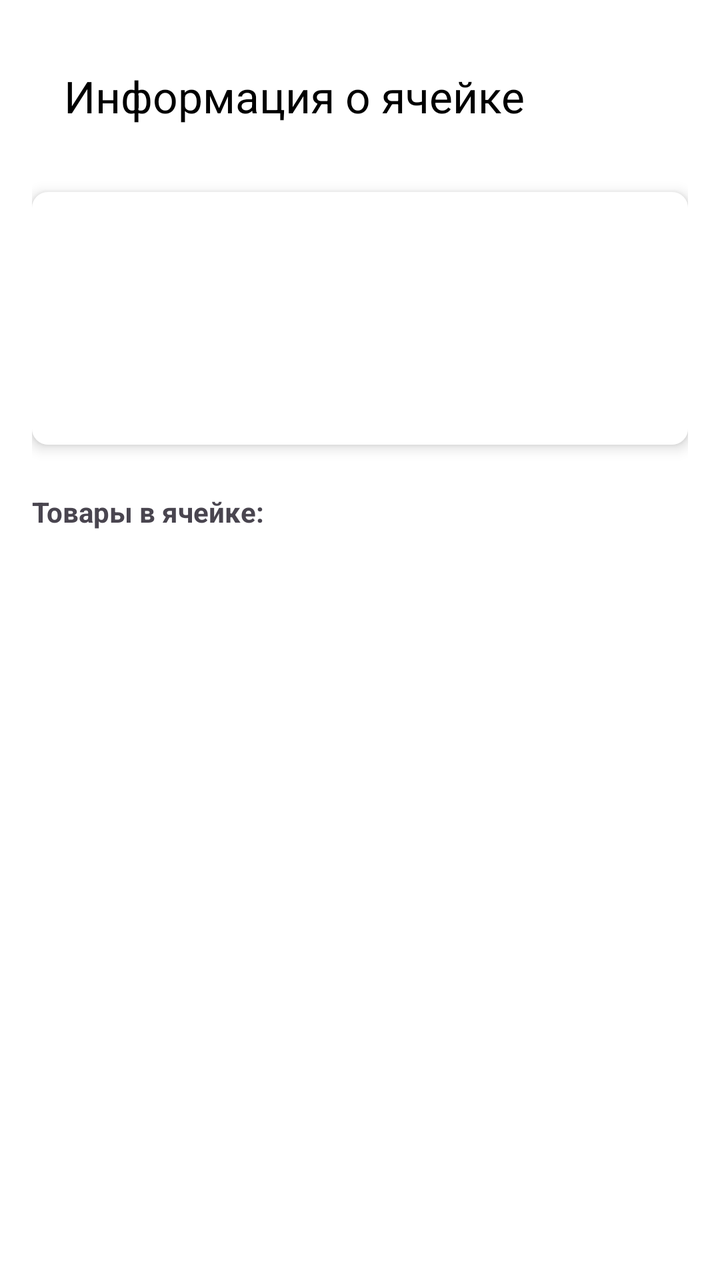
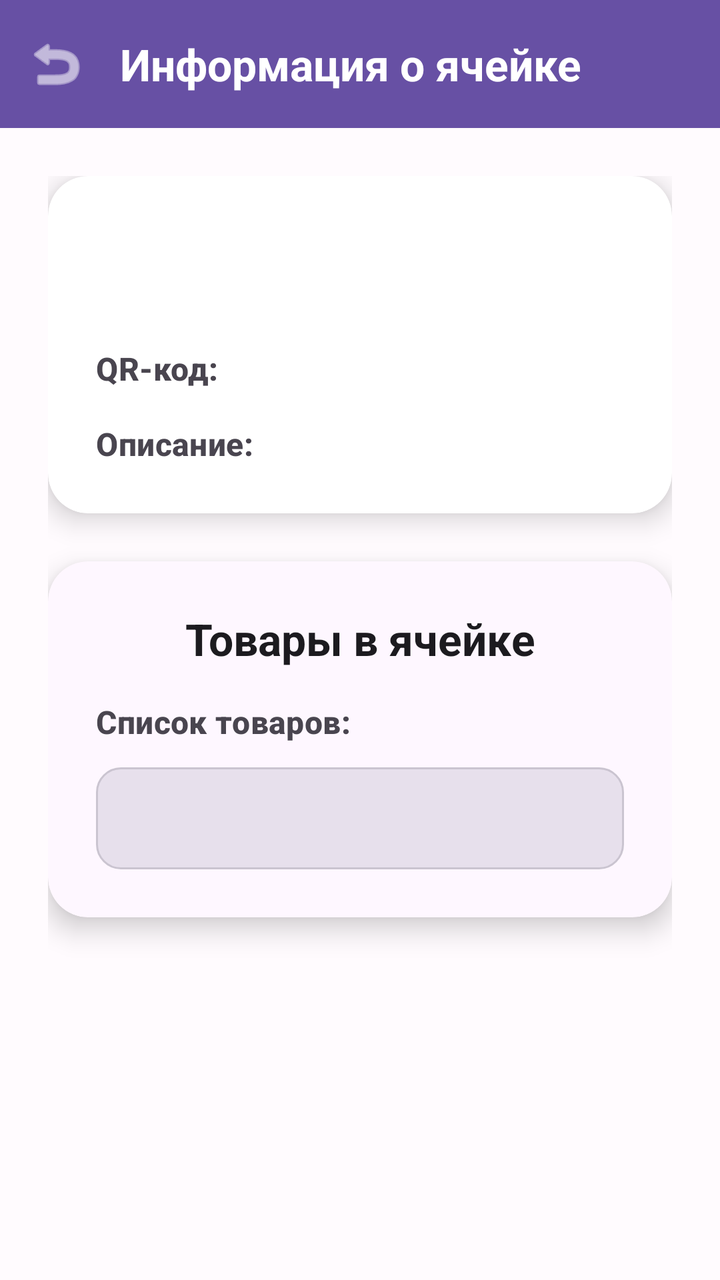

Two renders of the same Android screen: before a commit and after it. Below are the layout's source before the change and the commit's diff.
<!-- AndroidManifest.xml: application theme AppTheme -->
<!-- res/layout/activity_cell_details.xml -->
<?xml version="1.0" encoding="utf-8"?>
<androidx.constraintlayout.widget.ConstraintLayout xmlns:android="http://schemas.android.com/apk/res/android"
    xmlns:app="http://schemas.android.com/apk/res-auto"
    android:layout_width="match_parent"
    android:layout_height="match_parent"
    android:padding="16dp">

    <com.google.android.material.appbar.MaterialToolbar
        android:id="@+id/toolbar"
        android:layout_width="match_parent"
        android:layout_height="?attr/actionBarSize"
        app:title="Информация о ячейке"
        app:layout_constraintTop_toTopOf="parent"
        app:layout_constraintStart_toStartOf="parent"
        app:layout_constraintEnd_toEndOf="parent" />

    <androidx.cardview.widget.CardView
        android:id="@+id/cellCard"
        android:layout_width="match_parent"
        android:layout_height="wrap_content"
        android:layout_marginTop="16dp"
        app:cardCornerRadius="8dp"
        app:cardElevation="4dp"
        app:layout_constraintTop_toBottomOf="@id/toolbar"
        app:layout_constraintStart_toStartOf="parent"
        app:layout_constraintEnd_toEndOf="parent">

        <LinearLayout
            android:layout_width="match_parent"
            android:layout_height="wrap_content"
            android:orientation="vertical"
            android:padding="16dp">

            <TextView
                android:id="@+id/cellName"
                android:layout_width="match_parent"
                android:layout_height="wrap_content"
                android:textSize="24sp"
                android:textStyle="bold" />

            <TextView
                android:id="@+id/cellQrCode"
                android:layout_width="match_parent"
                android:layout_height="wrap_content"
                android:layout_marginTop="8dp" />

            <TextView
                android:id="@+id/cellDescription"
                android:layout_width="match_parent"
                android:layout_height="wrap_content"
                android:layout_marginTop="16dp" />
        </LinearLayout>
    </androidx.cardview.widget.CardView>

    <TextView
        android:id="@+id/productsLabel"
        android:layout_width="match_parent"
        android:layout_height="wrap_content"
        android:text="Товары в ячейке:"
        android:textStyle="bold"
        android:layout_marginTop="24dp"
        app:layout_constraintTop_toBottomOf="@id/cellCard"
        app:layout_constraintStart_toStartOf="parent"
        app:layout_constraintEnd_toEndOf="parent" />

    <TextView
        android:id="@+id/productsInCell"
        android:layout_width="match_parent"
        android:layout_height="wrap_content"
        android:layout_marginTop="8dp"
        app:layout_constraintTop_toBottomOf="@id/productsLabel"
        app:layout_constraintStart_toStartOf="parent"
        app:layout_constraintEnd_toEndOf="parent" />
</androidx.constraintlayout.widget.ConstraintLayout>
<!-- resources referenced by this layout -->
<resources>
  <style name="AppTheme" parent="Theme.Material3.Light.NoActionBar">
          <item name="colorPrimary">@color/primary</item>
          <item name="colorPrimaryVariant">@color/primary_variant</item>
          <item name="colorOnPrimary">@color/on_primary</item>
          <item name="colorSecondary">@color/secondary</item>
          <item name="colorOnSecondary">@color/on_secondary</item>
          <item name="colorError">@color/error</item>
  
          <item name="android:background">@color/background</item>
          <item name="backgroundColor">@color/background</item>
          <item name="colorSurface">@color/surface</item>
          <item name="colorOnSurface">@color/on_surface</item>
  
          <item name="android:textColorPrimary">@color/on_surface</item>
          <item name="android:textColorSecondary">@color/text_secondary</item>
  
          <item name="materialButtonStyle">@style/AppButtonStyle</item>
          <item name="cardViewStyle">@style/AppCardViewStyle</item>
          <item name="textInputStyle">@style/AppTextInputStyle</item>
  
          <item name="colorAccent">@color/secondary</item>
      </style>
  <color name="primary">#4CAF50</color>
  <color name="primary_variant">#388E3C</color>
  <color name="on_primary">#000000</color>
  <color name="secondary">#4CAF50</color>
  <color name="on_secondary">#000000</color>
  <color name="error">#D32F2F</color>
  <color name="background">#FFFFFF</color>
  <color name="surface">#FFFFFF</color>
  <color name="on_surface">#000000</color>
  <color name="text_secondary">#000000</color>
  <style name="AppButtonStyle" parent="Widget.Material3.Button">
          <item name="backgroundTint">@color/button_background</item>
          <item name="android:textColor">@color/button_text</item>
          <item name="rippleColor">@color/secondary</item>
          <item name="android:padding">12dp</item>
          <item name="cornerRadius">8dp</item>
      </style>
  <style name="AppCardViewStyle" parent="Widget.MaterialComponents.CardView">
          <item name="cardBackgroundColor">@color/card_background</item>
          <item name="cardElevation">4dp</item>
          <item name="cardCornerRadius">8dp</item>
      </style>
  <style name="AppTextInputStyle" parent="Widget.Material3.TextInputLayout.FilledBox">
          <item name="boxBackgroundColor">@color/surface</item>
          <item name="android:textColor">@color/on_surface</item>
          <item name="hintTextColor">@color/text_secondary</item>
          <item name="boxStrokeColor">@color/secondary</item>
          <item name="android:textColorHint">@color/text_secondary</item>
      </style>
  <color name="button_background">#4CAF50</color>
  <color name="button_text">#000000</color>
  <color name="card_background">#F5F5F5</color>
</resources>

<!-- the commit's change to res/layout/activity_cell_details.xml (unified diff, before → after) -->
@@ -1,74 +1,171 @@
 <?xml version="1.0" encoding="utf-8"?>
-<androidx.constraintlayout.widget.ConstraintLayout xmlns:android="http://schemas.android.com/apk/res/android"
+<androidx.coordinatorlayout.widget.CoordinatorLayout xmlns:android="http://schemas.android.com/apk/res/android"
     xmlns:app="http://schemas.android.com/apk/res-auto"
     android:layout_width="match_parent"
     android:layout_height="match_parent"
-    android:padding="16dp">
+    android:background="@color/background">
 
-    <com.google.android.material.appbar.MaterialToolbar
-        android:id="@+id/toolbar"
-        android:layout_width="match_parent"
-        android:layout_height="?attr/actionBarSize"
-        app:title="Информация о ячейке"
-        app:layout_constraintTop_toTopOf="parent"
-        app:layout_constraintStart_toStartOf="parent"
-        app:layout_constraintEnd_toEndOf="parent" />
-
-    <androidx.cardview.widget.CardView
-        android:id="@+id/cellCard"
+    
+    <com.google.android.material.appbar.AppBarLayout
         android:layout_width="match_parent"
         android:layout_height="wrap_content"
-        android:layout_marginTop="16dp"
-        app:cardCornerRadius="8dp"
-        app:cardElevation="4dp"
-        app:layout_constraintTop_toBottomOf="@id/toolbar"
-        app:layout_constraintStart_toStartOf="parent"
-        app:layout_constraintEnd_toEndOf="parent">
+        android:background="@color/primary"
+        app:elevation="0dp">
+
+        <com.google.android.material.appbar.MaterialToolbar
+            android:id="@+id/toolbar"
+            android:layout_width="match_parent"
+            android:layout_height="?attr/actionBarSize"
+            app:title="@string/cell_details_title"
+            app:titleTextColor="@color/on_primary"
+            app:titleTextAppearance="@style/TextAppearance.App.TitleLarge"
+            app:navigationIcon="@android:drawable/ic_menu_revert"
+            app:navigationIconTint="@color/on_primary" />
+
+    </com.google.android.material.appbar.AppBarLayout>
+
+    
+    <androidx.core.widget.NestedScrollView
+        android:layout_width="match_parent"
+        android:layout_height="match_parent"
+        app:layout_behavior="@string/appbar_scrolling_view_behavior">
 
         <LinearLayout
             android:layout_width="match_parent"
             android:layout_height="wrap_content"
             android:orientation="vertical"
-            android:padding="16dp">
+            android:padding="24dp">
 
-            <TextView
-                android:id="@+id/cellName"
+            
+            <androidx.cardview.widget.CardView
+                android:id="@+id/cellCard"
                 android:layout_width="match_parent"
                 android:layout_height="wrap_content"
-                android:textSize="24sp"
-                android:textStyle="bold" />
+                android:layout_marginBottom="24dp"
+                app:cardBackgroundColor="@color/card_background"
+                app:cardCornerRadius="20dp"
+                app:cardElevation="8dp">
 
-            <TextView
-                android:id="@+id/cellQrCode"
+                <LinearLayout
+                    android:layout_width="match_parent"
+                    android:layout_height="wrap_content"
+                    android:orientation="vertical"
+                    android:padding="24dp">
+
+                    
+                    <TextView
+                        android:id="@+id/cellName"
+                        android:layout_width="match_parent"
+                        android:layout_height="wrap_content"
+                        android:textAppearance="@style/TextAppearance.App.HeadlineMedium"
+                        android:textColor="@color/text_primary"
+                        android:textAlignment="center"
+                        android:layout_marginBottom="24dp" />
+
+                    
+                    <LinearLayout
+                        android:layout_width="match_parent"
+                        android:layout_height="wrap_content"
+                        android:orientation="vertical">
+
+                        
+                        <LinearLayout
+                            android:layout_width="match_parent"
+                            android:layout_height="wrap_content"
+                            android:orientation="horizontal"
+                            android:layout_marginBottom="16dp">
+
+                            <TextView
+                                android:layout_width="wrap_content"
+                                android:layout_height="wrap_content"
+                                android:text="@string/cell_qr_label"
+                                android:textAppearance="@style/TextAppearance.App.TitleMedium"
+                                android:textColor="@color/text_secondary" />
+
+                            <TextView
+                                android:id="@+id/cellQrCode"
+                                android:layout_width="0dp"
+                                android:layout_height="wrap_content"
+                                android:layout_weight="1"
+                                android:textAppearance="@style/TextAppearance.App.BodyLarge"
+                                android:textColor="@color/text_primary"
+                                android:fontFamily="monospace" />
+
+                        </LinearLayout>
+
+                        
+                        <LinearLayout
+                            android:layout_width="match_parent"
+                            android:layout_height="wrap_content"
+                            android:orientation="horizontal">
+
+                            <TextView
+                                android:layout_width="wrap_content"
+                                android:layout_height="wrap_content"
+                                android:text="@string/cell_description_label"
+                                android:textAppearance="@style/TextAppearance.App.TitleMedium"
+                                android:textColor="@color/text_secondary" />
+
+                            <TextView
+                                android:id="@+id/cellDescription"
+                                android:layout_width="0dp"
+                                android:layout_height="wrap_content"
+                                android:layout_weight="1"
+                                android:textAppearance="@style/TextAppearance.App.BodyMedium"
+                                android:textColor="@color/text_secondary" />
+
+                        </LinearLayout>
+
+                    </LinearLayout>
+
+                </LinearLayout>
+            </androidx.cardview.widget.CardView>
+
+            
+            <androidx.cardview.widget.CardView
                 android:layout_width="match_parent"
                 android:layout_height="wrap_content"
-                android:layout_marginTop="8dp" />
+                android:layout_marginBottom="24dp"
+                app:cardBackgroundColor="@color/card_surface"
+                app:cardCornerRadius="20dp"
+                app:cardElevation="8dp">
 
-            <TextView
-                android:id="@+id/cellDescription"
-                android:layout_width="match_parent"
-                android:layout_height="wrap_content"
-                android:layout_marginTop="16dp" />
+                <LinearLayout
+                    android:layout_width="match_parent"
+                    android:layout_height="wrap_content"
+                    android:orientation="vertical"
+                    android:padding="24dp">
+
+                    <TextView
+                        android:layout_width="match_parent"
+                        android:layout_height="wrap_content"
+                        android:text="@string/products_in_cell_title"
+                        android:textAppearance="@style/TextAppearance.App.TitleLarge"
+                        android:textAlignment="center"
+                        android:layout_marginBottom="16dp" />
+
+                    <TextView
+                        android:id="@+id/productsLabel"
+                        android:layout_width="match_parent"
+                        android:layout_height="wrap_content"
+                        android:text="@string/products_list_label"
+                        android:textAppearance="@style/TextAppearance.App.TitleMedium"
+                        android:textColor="@color/text_secondary"
+                        android:layout_marginBottom="12dp" />
+
+                    <TextView
+                        android:id="@+id/productsInCell"
+                        android:layout_width="match_parent"
+                        android:layout_height="wrap_content"
+                        android:textAppearance="@style/TextAppearance.App.BodyMedium"
+                        android:textColor="@color/text_primary"
+                        android:background="@drawable/products_background"
+                        android:padding="16dp" />
+
+                </LinearLayout>
+            </androidx.cardview.widget.CardView>
+
         </LinearLayout>
-    </androidx.cardview.widget.CardView>
+    </androidx.core.widget.NestedScrollView>
 
-    <TextView
-        android:id="@+id/productsLabel"
-        android:layout_width="match_parent"
-        android:layout_height="wrap_content"
-        android:text="Товары в ячейке:"
-        android:textStyle="bold"
-        android:layout_marginTop="24dp"
-        app:layout_constraintTop_toBottomOf="@id/cellCard"
-        app:layout_constraintStart_toStartOf="parent"
-        app:layout_constraintEnd_toEndOf="parent" />
-
-    <TextView
-        android:id="@+id/productsInCell"
-        android:layout_width="match_parent"
-        android:layout_height="wrap_content"
-        android:layout_marginTop="8dp"
-        app:layout_constraintTop_toBottomOf="@id/productsLabel"
-        app:layout_constraintStart_toStartOf="parent"
-        app:layout_constraintEnd_toEndOf="parent" />
-</androidx.constraintlayout.widget.ConstraintLayout>
+</androidx.coordinatorlayout.widget.CoordinatorLayout>
<!-- resource entries referenced after the edit -->
@@ -1,58 +1,136 @@
 <!-- resources referenced by this layout -->
 <resources>
   <style name="AppTheme" parent="Theme.Material3.Light.NoActionBar">
+          
           <item name="colorPrimary">@color/primary</item>
           <item name="colorPrimaryVariant">@color/primary_variant</item>
           <item name="colorOnPrimary">@color/on_primary</item>
+          
+          
           <item name="colorSecondary">@color/secondary</item>
           <item name="colorOnSecondary">@color/on_secondary</item>
-          <item name="colorError">@color/error</item>
-  
-          <item name="android:background">@color/background</item>
-          <item name="backgroundColor">@color/background</item>
+          
+          
+          <item name="colorTertiary">@color/tertiary</item>
+          <item name="colorOnTertiary">@color/on_tertiary</item>
+          
+          
+          <item name="android:colorBackground">@color/background</item>
           <item name="colorSurface">@color/surface</item>
           <item name="colorOnSurface">@color/on_surface</item>
-  
-          <item name="android:textColorPrimary">@color/on_surface</item>
+          <item name="colorSurfaceVariant">@color/surface_variant</item>
+          <item name="colorOnSurfaceVariant">@color/on_surface_variant</item>
+          
+          
+          <item name="android:textColorPrimary">@color/text_primary</item>
           <item name="android:textColorSecondary">@color/text_secondary</item>
-  
+          <item name="android:textColorTertiary">@color/text_tertiary</item>
+          
+          
+          <item name="colorError">@color/error</item>
+          <item name="colorOnError">@color/on_error</item>
+          
+          
           <item name="materialButtonStyle">@style/AppButtonStyle</item>
           <item name="cardViewStyle">@style/AppCardViewStyle</item>
           <item name="textInputStyle">@style/AppTextInputStyle</item>
-  
-          <item name="colorAccent">@color/secondary</item>
+          <item name="toolbarStyle">@style/AppToolbarStyle</item>
+          
+          
+          <item name="android:statusBarColor">@color/primary</item>
+          <item name="android:navigationBarColor">@color/surface</item>
       </style>
-  <color name="primary">#4CAF50</color>
-  <color name="primary_variant">#388E3C</color>
-  <color name="on_primary">#000000</color>
-  <color name="secondary">#4CAF50</color>
-  <color name="on_secondary">#000000</color>
-  <color name="error">#D32F2F</color>
-  <color name="background">#FFFFFF</color>
-  <color name="surface">#FFFFFF</color>
-  <color name="on_surface">#000000</color>
-  <color name="text_secondary">#000000</color>
+  <color name="surface_variant">#E7E0EC</color>
+  <color name="outline_variant">#CAC4D0</color>
+  <color name="primary">#6750A4</color>
+  <color name="text_primary">#1C1B1F</color>
+  <color name="primary_variant">#4F378B</color>
+  <color name="on_primary">#FFFFFF</color>
+  <color name="secondary">#625B71</color>
+  <color name="on_secondary">#FFFFFF</color>
+  <color name="tertiary">#7D5260</color>
+  <color name="on_tertiary">#FFFFFF</color>
+  <color name="error">#BA1A1A</color>
+  <color name="on_error">#FFFFFF</color>
+  <color name="background">#FFFBFE</color>
+  <color name="surface">#FFFBFE</color>
+  <color name="on_surface">#1C1B1F</color>
+  <color name="on_surface_variant">#49454F</color>
+  <color name="text_tertiary">#79747E</color>
+  <color name="text_secondary">#49454F</color>
+  <!-- drawable products_background (drawable) -->
+  <?xml version="1.0" encoding="utf-8"?>
+  <shape xmlns:android="http://schemas.android.com/apk/res/android"
+      android:shape="rectangle">
+      
+      <solid android:color="@color/surface_variant" />
+      <corners android:radius="12dp" />
+      <stroke
+          android:width="1dp"
+          android:color="@color/outline_variant" />
+      
+  </shape>
+  <string name="cell_description_label">Описание: </string>
+  <string name="cell_details_title">Информация о ячейке</string>
+  <string name="cell_qr_label">QR-код: </string>
+  <string name="products_in_cell_title">Товары в ячейке</string>
+  <string name="products_list_label">Список товаров:</string>
+  <style name="TextAppearance.App.BodyLarge" parent="TextAppearance.Material3.BodyLarge">
+          <item name="android:textColor">@color/text_primary</item>
+          <item name="android:textSize">16sp</item>
+      </style>
+  <style name="TextAppearance.App.BodyMedium" parent="TextAppearance.Material3.BodyMedium">
+          <item name="android:textColor">@color/text_secondary</item>
+          <item name="android:textSize">14sp</item>
+      </style>
+  <style name="TextAppearance.App.HeadlineMedium" parent="TextAppearance.Material3.HeadlineMedium">
+          <item name="android:textColor">@color/text_primary</item>
+          <item name="android:textSize">28sp</item>
+          <item name="android:textStyle">bold</item>
+      </style>
+  <style name="TextAppearance.App.TitleLarge" parent="TextAppearance.Material3.TitleLarge">
+          <item name="android:textColor">@color/text_primary</item>
+          <item name="android:textSize">22sp</item>
+          <item name="android:textStyle">bold</item>
+      </style>
+  <style name="TextAppearance.App.TitleMedium" parent="TextAppearance.Material3.TitleMedium">
+          <item name="android:textColor">@color/text_primary</item>
+          <item name="android:textSize">16sp</item>
+          <item name="android:textStyle">bold</item>
+      </style>
   <style name="AppButtonStyle" parent="Widget.Material3.Button">
           <item name="backgroundTint">@color/button_background</item>
           <item name="android:textColor">@color/button_text</item>
-          <item name="rippleColor">@color/secondary</item>
-          <item name="android:padding">12dp</item>
-          <item name="cornerRadius">8dp</item>
+          <item name="rippleColor">@color/primary</item>
+          <item name="android:padding">16dp</item>
+          <item name="android:textSize">16sp</item>
+          <item name="android:textStyle">bold</item>
+          <item name="elevation">2dp</item>
       </style>
-  <style name="AppCardViewStyle" parent="Widget.MaterialComponents.CardView">
+  <style name="AppCardViewStyle" parent="Widget.Material3.CardView.Elevated">
           <item name="cardBackgroundColor">@color/card_background</item>
-          <item name="cardElevation">4dp</item>
-          <item name="cardCornerRadius">8dp</item>
+          <item name="cardElevation">8dp</item>
+          <item name="cardCornerRadius">16dp</item>
+          <item name="cardMaxElevation">12dp</item>
+          <item name="contentPadding">0dp</item>
       </style>
   <style name="AppTextInputStyle" parent="Widget.Material3.TextInputLayout.FilledBox">
-          <item name="boxBackgroundColor">@color/surface</item>
+          <item name="boxBackgroundColor">@color/surface_variant</item>
           <item name="android:textColor">@color/on_surface</item>
           <item name="hintTextColor">@color/text_secondary</item>
-          <item name="boxStrokeColor">@color/secondary</item>
+          <item name="boxStrokeColor">@color/primary</item>
+          <item name="boxStrokeWidth">2dp</item>
           <item name="android:textColorHint">@color/text_secondary</item>
       </style>
-  <color name="button_background">#4CAF50</color>
-  <color name="button_text">#000000</color>
-  <color name="card_background">#F5F5F5</color>
+  <style name="AppToolbarStyle" parent="Widget.Material3.Toolbar">
+          <item name="titleTextColor">@color/on_primary</item>
+          <item name="subtitleTextColor">@color/on_primary</item>
+          <item name="android:background">@color/primary</item>
+          <item name="elevation">4dp</item>
+      </style>
+  <color name="button_background">#6750A4</color>
+  <color name="button_text">#FFFFFF</color>
+  <color name="card_background">#FFFFFF</color>
+  <color name="card_surface">#FEF7FF</color>
 </resources>
 
